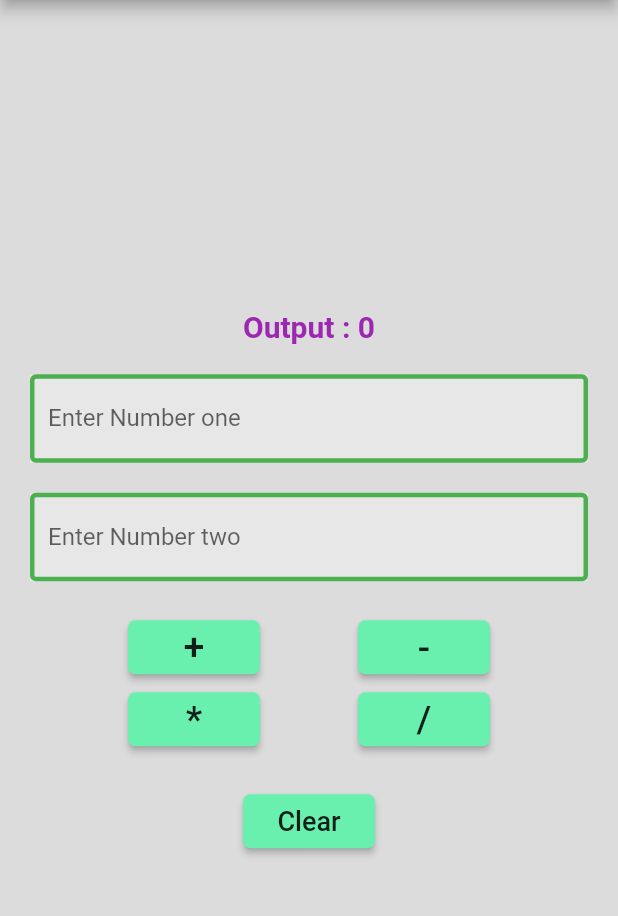
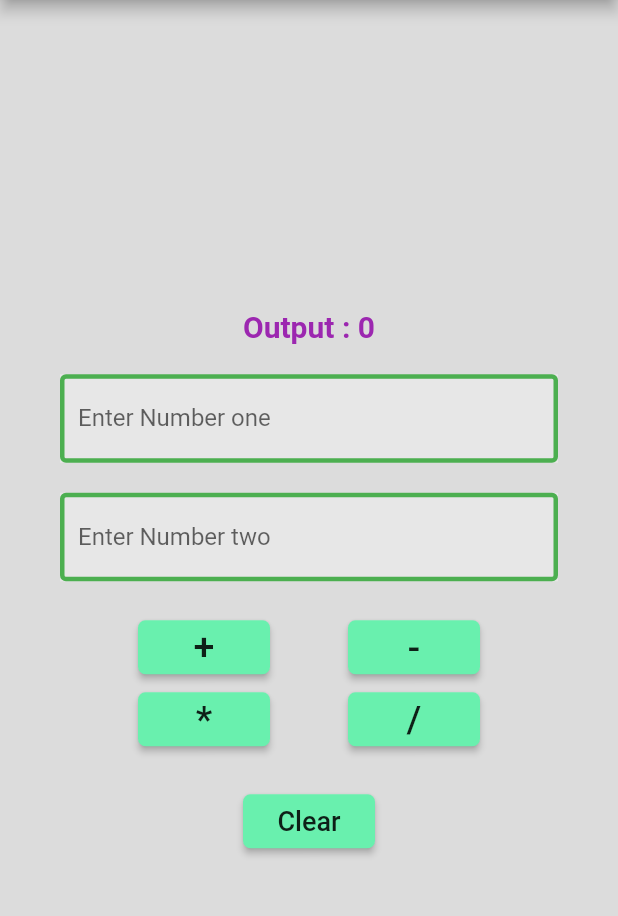
Before and after one commit to abdulragib/Calculator_App, a Flutter app: the screen it shows after launch, on a phone screen of 412 x 824 dp, the part 84-1000 px from its top. Run offline on Flutter 3.47's test engine with Material 2 defaults, Android fonts, the phone set to English and light mode, and no system bars.

Commit message:
padding added

```diff
--- a/lib/home_page.dart
+++ b/lib/home_page.dart
@@ -62,7 +62,7 @@ class _HomePageState extends State<HomePage> {
       ),
       body: new Container(
         color: Colors.black12,
-        padding: const EdgeInsets.only(left: 20.0, right: 20.0, top: 10),
+        padding: const EdgeInsets.only(left: 40.0, right: 40.0, top: 10),
         child: new Column(
           mainAxisAlignment: MainAxisAlignment.center,
           children: <Widget>[
```
